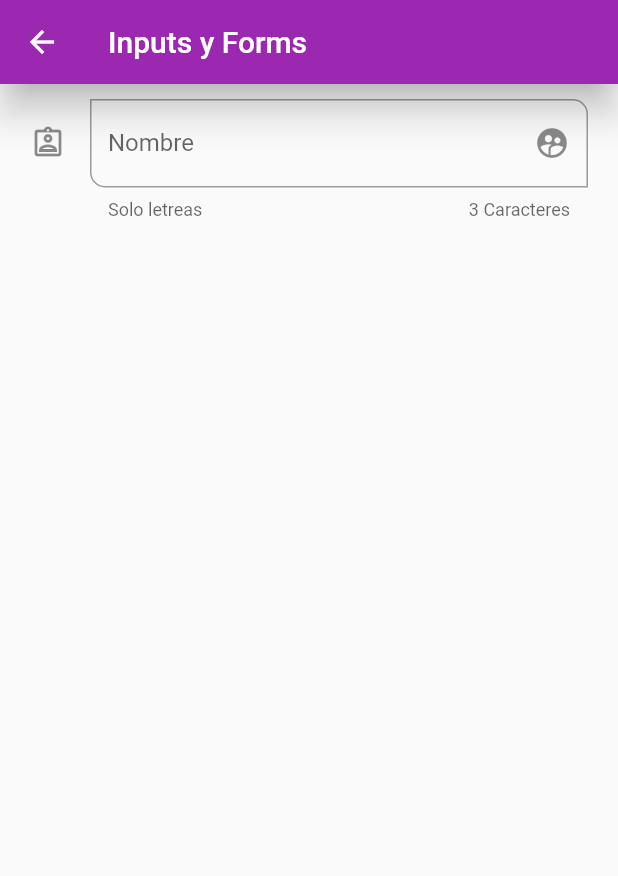
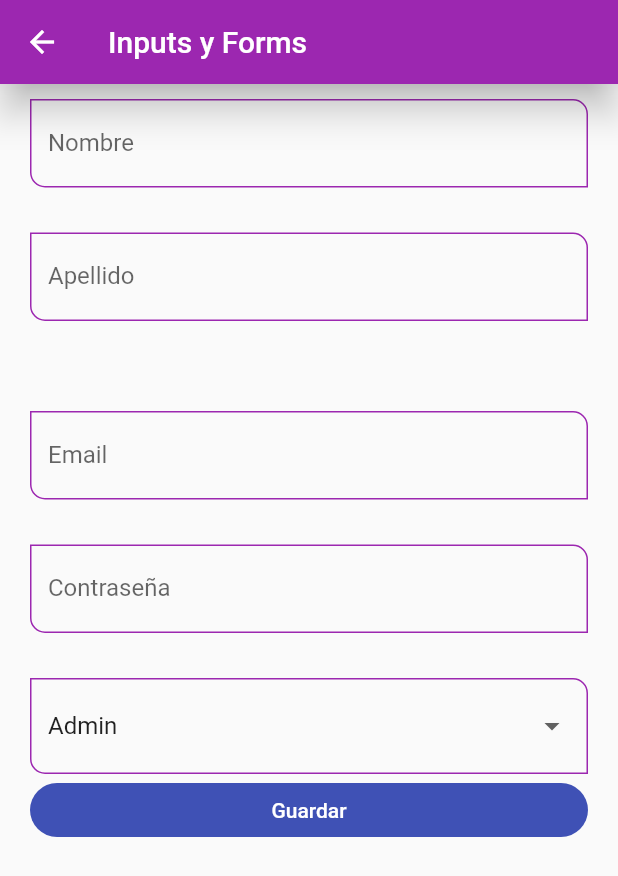
Before and after one commit to jcastroe1000/Flutter_IOS-Android, a Flutter app: the InputsScreen screen opened by its route, on a phone screen of 412 x 824 dp. Shown: the top 876 px of the screen. Run offline on Flutter 3.47's test engine with Material 2 defaults, Android fonts, the light colour scheme and no system bars.

Commit message:
adding inputs types

```diff
--- a/fl_componets/lib/router/app_route.dart
+++ b/fl_componets/lib/router/app_route.dart
@@ -45,6 +45,16 @@ class AppRoute {
         name: 'Text Inputs',
         screen: const InputsScreen(),
         icon: Icons.input),
+    MenuOption(
+        route: 'slider',
+        name: 'Slider and Checks',
+        screen: const SliderScreen(),
+        icon: Icons.check_box),
+    MenuOption(
+        route: 'LisViewBuilder',
+        name: 'InfinieScroll & Pull to refresh',
+        screen: const ListViewBuilderScreen(),
+        icon: Icons.list_alt_sharp)
   ];
 
   static Map<String, Widget Function(BuildContext)> getAppRoutes() {
--- a/fl_componets/lib/screens/inputs_screen.dart
+++ b/fl_componets/lib/screens/inputs_screen.dart
@@ -1,43 +1,95 @@
 import 'package:flutter/material.dart';
+
+import '../widget/widgets.dart';
 
 class InputsScreen extends StatelessWidget {
   const InputsScreen({Key? key}) : super(key: key);
 
   @override
   Widget build(BuildContext context) {
+    final GlobalKey<FormState> myFormKey = GlobalKey<FormState>();
+
+    final Map<String, String> formValues = {
+      'first_name': 'Antonio',
+      'last_name': 'Antonio',
+      'password': 'Antonio',
+      'email': 'tonoescom@gmail.com'
+    };
+
     return Scaffold(
       appBar: AppBar(title: Text('Inputs y Forms')),
       body: SingleChildScrollView(
         child: Padding(
           padding: const EdgeInsets.symmetric(horizontal: 20, vertical: 10),
-          child: Column(
-            children: [
-              TextFormField(
-                  autofocus: false,
-                  textCapitalization: TextCapitalization.words,
-                  onChanged: (value) {},
-                  validator: (value) {
-                    if (value == null) return 'Valor requerido';
-                    return value.length < 3 ? 'requiere minimo 3 letras' : null;
+          child: Form(
+            key: myFormKey,
+            child: Column(
+              children: [
+                CustomInputField(
+                  labelText: 'Nombre',
+                  hintText: 'Nombre del Usuario',
+                  formProperty: 'first_name',
+                  formValues: formValues,
+                ),
+                const SizedBox(height: 30),
+                CustomInputField(
+                  labelText: 'Apellido',
+                  hintText: 'Apellido ',
+                  formProperty: 'last_name',
+                  formValues: formValues,
+                ),
+                const SizedBox(height: 30),
+                // const CustomInputField(
+                //   labelText: 'Apellido Materno',
+                //   hintText: 'Apellido Materno',
+                // ),
+                const SizedBox(height: 30),
+                CustomInputField(
+                  labelText: 'Email',
+                  hintText: 'Email',
+                  keyboardType: TextInputType.emailAddress,
+                  formProperty: 'email',
+                  formValues: formValues,
+                ),
+                const SizedBox(height: 30),
+                CustomInputField(
+                  labelText: 'Contraseña',
+                  hintText: 'Contraseña',
+                  obscureText: true,
+                  formProperty: 'password',
+                  formValues: formValues,
+                ),
+                const SizedBox(height: 30),
+                DropdownButtonFormField<String>(
+                    value: 'Admin',
+                    items: const [
+                      DropdownMenuItem(value: 'Admin', child: Text('Admin')),
+                      DropdownMenuItem(
+                          value: 'SuperUser', child: Text('SuperUser')),
+                      DropdownMenuItem(value: 'Dev', child: Text('Dev')),
+                      DropdownMenuItem(value: 'BA', child: Text('BA')),
+                      DropdownMenuItem(value: 'DBA', child: Text('DBA')),
+                    ],
+                    onChanged: (value) {
+                      print(value);
+                      formValues['role'] = value ?? 'Admin';
+                    }),
+
+                ElevatedButton(
+                  child: const SizedBox(
+                      width: double.infinity,
+                      child: Center(child: Text('Guardar'))),
+                  onPressed: () {
+                    FocusScope.of(context).requestFocus(FocusNode());
+                    if (!myFormKey.currentState!.validate()) {
+                      print('Form Vacio');
+                      return;
+                    }
+                    print(formValues);
                   },
-                  autovalidateMode: AutovalidateMode.onUserInteraction,
-                  decoration: const InputDecoration(
-                      hintText: 'Nombre del Usuario',
-                      labelText: 'Nombre',
-                      helperText: 'Solo letreas',
-                      counterText: '3 Caracteres',
-                      //prefixIcon: Icon(Icons.verified_user_outlined),
-                      suffixIcon: Icon(Icons.supervised_user_circle_sharp),
-                      icon: Icon(Icons.assignment_ind_outlined),
-                      focusedBorder: OutlineInputBorder(
-                          borderSide: BorderSide(
-                        color: Colors.green,
-                      )),
-                      border: OutlineInputBorder(
-                          borderRadius: BorderRadius.only(
-                              bottomLeft: Radius.circular(10),
-                              topRight: Radius.circular(10)))))
-            ],
+                )
+              ],
+            ),
           ),
         ),
       ),
--- a/fl_componets/lib/themes/app_theme.dart
+++ b/fl_componets/lib/themes/app_theme.dart
@@ -8,13 +8,32 @@ class AppTheme {
       //TextButtonTheme
       textButtonTheme:
           TextButtonThemeData(style: TextButton.styleFrom(primary: primary)),
+
+      //floatingActionButton
       floatingActionButtonTheme: const FloatingActionButtonThemeData(
           backgroundColor: primary, elevation: 4),
+
+      //ElevatedButton
       elevatedButtonTheme: ElevatedButtonThemeData(
           style: ElevatedButton.styleFrom(
               primary: Colors.indigo,
               shape: const StadiumBorder(),
-              elevation: 0)));
-  //FloartinActionBottom
-
+              elevation: 0)),
+      //inputDecorationThem
+      inputDecorationTheme: const InputDecorationTheme(
+          floatingLabelStyle: TextStyle(color: primary),
+          enabledBorder: OutlineInputBorder(
+              borderSide: BorderSide(color: primary),
+              borderRadius: BorderRadius.only(
+                  bottomLeft: Radius.circular(10),
+                  topRight: Radius.circular(10))),
+          focusedBorder: OutlineInputBorder(
+              borderSide: BorderSide(color: primary),
+              borderRadius: BorderRadius.only(
+                  bottomLeft: Radius.circular(10),
+                  topRight: Radius.circular(10))),
+          border: OutlineInputBorder(
+              borderRadius: BorderRadius.only(
+                  bottomLeft: Radius.circular(10),
+                  topRight: Radius.circular(10)))));
 }
--- /dev/null
+++ b/fl_componets/lib/widget/custom_input_field.dart
@@ -0,0 +1,50 @@
+import 'package:flutter/material.dart';
+
+class CustomInputField extends StatelessWidget {
+  final String? hintText;
+  final String? labelText;
+  final String? helperText;
+  final IconData? icon;
+  final IconData? suffixIcon;
+  final TextInputType? keyboardType;
+  final bool obscureText;
+  final String formProperty;
+  final Map<String, String> formValues;
+
+  const CustomInputField({
+    Key? key,
+    this.hintText,
+    this.labelText,
+    this.helperText,
+    this.icon,
+    this.suffixIcon,
+    this.keyboardType,
+    this.obscureText = false,
+    required this.formProperty,
+    required this.formValues,
+  }) : super(key: key);
+
+  @override
+  Widget build(BuildContext context) {
+    return TextFormField(
+        autofocus: false,
+        textCapitalization: TextCapitalization.words,
+        keyboardType: keyboardType,
+        obscureText: obscureText,
+        onChanged: (value) => formValues[formProperty] = value,
+        validator: (value) {
+          if (value == null) return 'Valor requerido';
+          return value.length < 3 ? 'requiere minimo 3 letras' : null;
+        },
+        autovalidateMode: AutovalidateMode.onUserInteraction,
+        decoration: InputDecoration(
+          hintText: hintText,
+          labelText: labelText,
+          helperText: helperText,
+          //counterText: '3 Caracteres',
+          //prefixIcon: Icon(Icons.verified_user_outlined),
+          suffixIcon: suffixIcon == null ? null : Icon(suffixIcon),
+          icon: icon == null ? null : Icon(icon),
+        ));
+  }
+}
--- a/fl_componets/lib/widget/widgets.dart
+++ b/fl_componets/lib/widget/widgets.dart
@@ -1,2 +1,3 @@
 export 'package:fl_componets/widget/custom_card_type1.dart';
 export 'package:fl_componets/widget/custom_card_type2.dart';
+export 'package:fl_componets/widget/custom_input_field.dart';
```
Also changed, not shown: fl_componets/lib/screens/listViewBuilder.dart (added, +121 -0 lines), fl_componets/lib/screens/screens.dart (+7 -5 lines), fl_componets/lib/screens/slider_screen.dart (added, +68 -0 lines).
